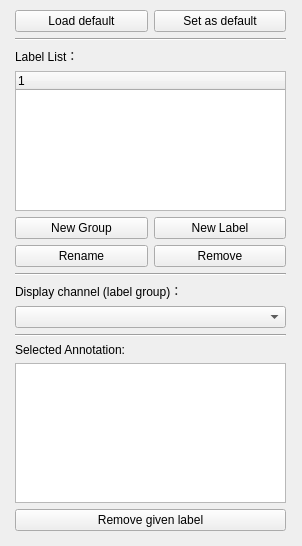
This is uis/LabelDock.ui in looooongChen/IMANNO as Qt 5 draws it before an edit. The edited form follows.
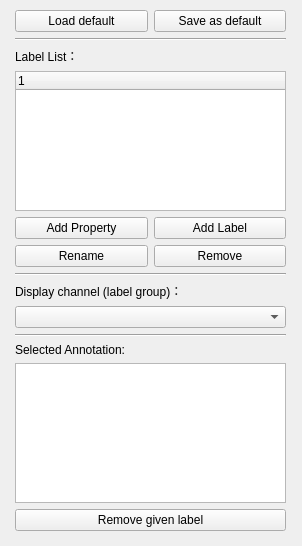
This is the edited form.

What changed in the file:
```diff
--- a/uis/LabelDock.ui
+++ b/uis/LabelDock.ui
@@ -28,7 +28,7 @@
       <item row="0" column="1">
        <widget class="QPushButton" name="btnAsDefault">
         <property name="text">
-         <string>Set as default</string>
+         <string>Save as default</string>
         </property>
        </widget>
       </item>
@@ -83,14 +83,14 @@
       <item row="1" column="1">
        <widget class="QPushButton" name="btnNewLabel">
         <property name="text">
-         <string>New Label</string>
+         <string>Add Label</string>
         </property>
        </widget>
       </item>
       <item row="1" column="0">
        <widget class="QPushButton" name="btnNewGroup">
         <property name="text">
-         <string>New Group</string>
+         <string>Add Property</string>
         </property>
        </widget>
       </item>
```
